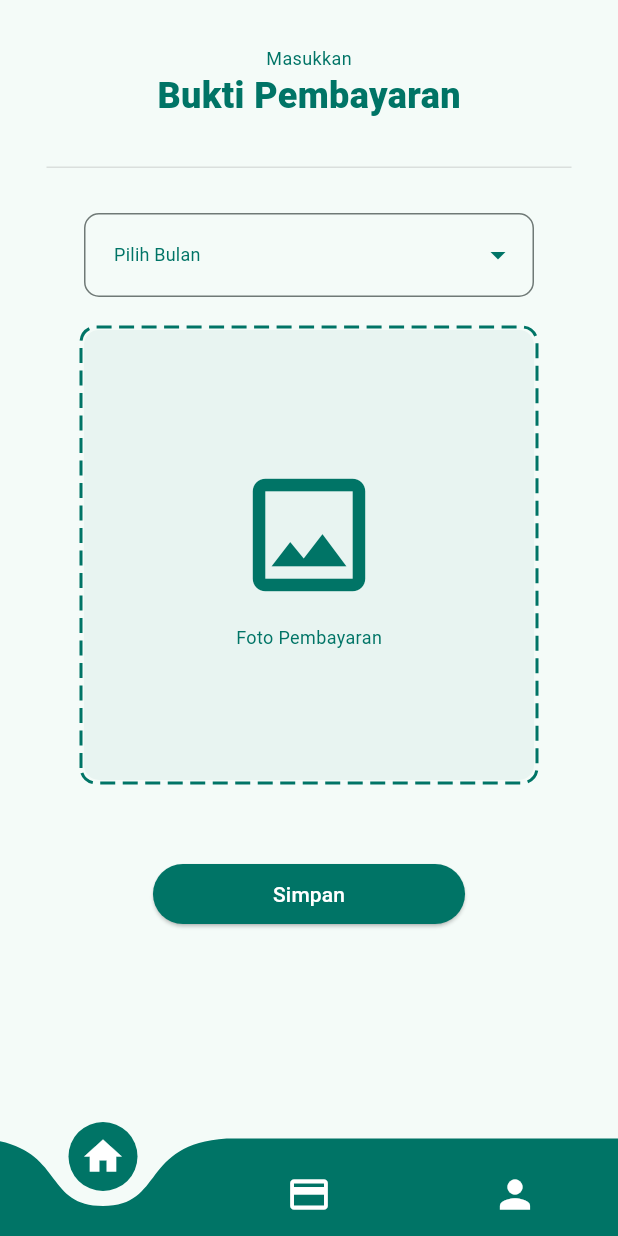
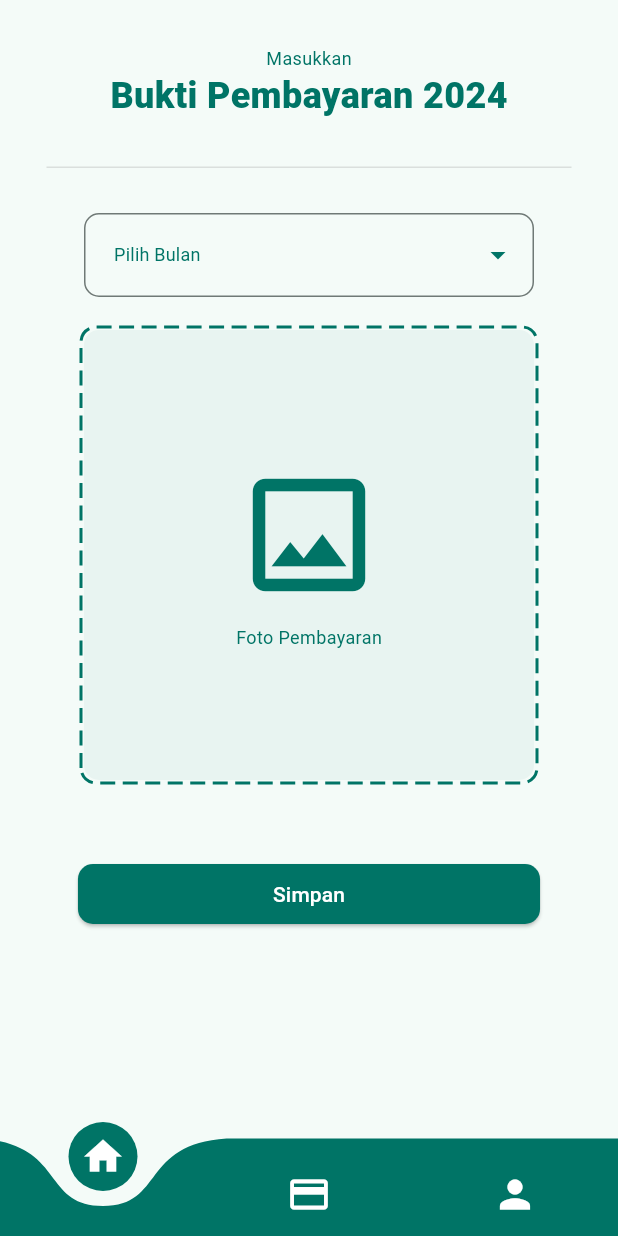
Before and after one commit to hafizhproject45/GL-CashMan, a Flutter app: the PaymentScreen screen opened by its route, after a tap on "Foto Pembayaran", on a phone screen of 412 x 824 dp. Run offline on Flutter 3.47's test engine with Material 3 defaults, Android fonts, the phone set to English and light mode, and no system bars; drawn by our look-alikes of curved_navigation_bar, dotted_border; our stand-ins replace dropdown_button2, flutter_image_slideshow, go_router, image_cropper, image_picker.

Commit message:
FEAT: PLACE IMAGE WORK, TO WA ON, AND FIX ANY BUTTON

```diff
--- /dev/null
+++ b/lib/controller/user_auth.dart
@@ -0,0 +1,5 @@
+// import 'package:firebase_auth/firebase_auth.dart';
+
+// class UserAuth {
+//   FirebaseAuth _auth = FirebaseAuth.instance;
+// }
--- a/lib/main.dart
+++ b/lib/main.dart
@@ -1,6 +1,7 @@
 import 'package:flutter/material.dart';
 
 import './routes/app_route.dart';
+import 'styles/color_pallete.dart';
 
 void main() => runApp(MyApp());
 
@@ -12,8 +13,8 @@ class MyApp extends StatelessWidget {
       debugShowCheckedModeBanner: false,
       theme: ThemeData(
         colorScheme: ColorScheme.fromSeed(
-          seedColor: Color(0xFF007466),
-          primary: Color(0xFF007466),
+          seedColor: Colorz.primary,
+          primary: Colorz.primary,
           brightness: Brightness.light,
         ),
       ),
--- a/lib/screens/home/home_screen.dart
+++ b/lib/screens/home/home_screen.dart
@@ -1,6 +1,6 @@
 import 'package:flutter/material.dart';
 import 'package:gl_app/widgets/carousel_widget.dart';
-import '/utils/text_styles.dart';
+import '../../styles/text_styles.dart';
 
 class HomeScreen extends StatelessWidget {
   HomeScreen({
--- a/lib/screens/payment/payment_screen.dart
+++ b/lib/screens/payment/payment_screen.dart
@@ -2,8 +2,8 @@ import 'package:flutter/material.dart';
 import 'package:dropdown_button2/dropdown_button2.dart';
 
 import '/widgets/imagePicker_widget.dart';
-import '/utils/color_pallete.dart';
-import '/utils/text_styles.dart';
+import '../../styles/color_pallete.dart';
+import '../../styles/text_styles.dart';
 
 class PaymentScreen extends StatefulWidget {
   PaymentScreen({
@@ -50,7 +50,7 @@ class _PaymentScreenState extends State<PaymentScreen> {
                       'Masukkan',
                       style: TextPrimary.thin,
                     ),
-                    Text('Bukti Pembayaran', style: TextPrimary.header),
+                    Text('Bukti Pembayaran 2024', style: TextPrimary.header),
                     SizedBox(height: 30),
                     Container(
                       height: 1,
@@ -66,8 +66,7 @@ class _PaymentScreenState extends State<PaymentScreen> {
                           contentPadding: EdgeInsets.symmetric(vertical: 16),
                           border: OutlineInputBorder(
                               borderRadius: BorderRadius.circular(10),
-                              borderSide:
-                                  BorderSide(color: ColorPallete.primaryColor)),
+                              borderSide: BorderSide(color: Colorz.primary)),
                           // Add more decoration..
                         ),
                         hint: Text(
@@ -75,7 +74,8 @@ class _PaymentScreenState extends State<PaymentScreen> {
                           style: TextPrimary.thin,
                         ),
                         items: monthItems
-                            .map((item) => DropdownMenuItem<String>(
+                            .map(
+                              (item) => DropdownMenuItem<String>(
                                 value: item,
                                 child: Text(
                                   item,
@@ -83,7 +83,8 @@ class _PaymentScreenState extends State<PaymentScreen> {
                                     fontSize: 12,
                                   ),
                                 ),
-                                ))
+                              ),
+                            )
                             .toList(),
                         validator: (value) {
                           if (value == null) {
@@ -91,9 +92,7 @@ class _PaymentScreenState extends State<PaymentScreen> {
                           }
                           return null;
                         },
-                        onChanged: (value) {
-                          //Do something when selected item is changed.
-                        },
+                        onChanged: (value) {},
                         onSaved: (value) {
                           selectedValue = value.toString();
                         },
@@ -103,7 +102,7 @@ class _PaymentScreenState extends State<PaymentScreen> {
                         iconStyleData: IconStyleData(
                           icon: Icon(
                             Icons.arrow_drop_down,
-                            color: ColorPallete.primaryColor,
+                            color: Colorz.primary,
                           ),
                           iconSize: 24,
                         ),
@@ -131,8 +130,12 @@ class _PaymentScreenState extends State<PaymentScreen> {
                         style: TextStyle(color: Colors.white),
                       ),
                       style: ElevatedButton.styleFrom(
-                          padding: EdgeInsets.symmetric(horizontal: 80),
-                          backgroundColor: ColorPallete.primaryColor),
+                        backgroundColor: Colorz.primary,
+                        padding: EdgeInsets.symmetric(horizontal: 130),
+                        shape: RoundedRectangleBorder(
+                          borderRadius: BorderRadius.all(Radius.circular(10)),
+                        ),
+                      ),
                     )
                   ],
                 ),
--- a/lib/screens/profile/contact_screen.dart
+++ b/lib/screens/profile/contact_screen.dart
@@ -1,8 +1,8 @@
 import 'package:flutter/material.dart';
-import 'package:gl_app/utils/text_styles.dart';
+import 'package:gl_app/styles/text_styles.dart';
 import 'package:go_router/go_router.dart';
 
-import '/utils/color_pallete.dart';
+import '../../styles/color_pallete.dart';
 import '/widgets/contactList_widget.dart';
 
 class ContactScreen extends StatelessWidget {
@@ -40,35 +40,20 @@ class ContactScreen extends StatelessWidget {
           Expanded(
             child: ListView(
               children: [
-                Center(child: Text('Contact List', style: TextPrimary.header)),
+                Center(child: Text('List Kontak', style: TextPrimary.header)),
+                Center(child: Text('Pengurus RT', style: TextPrimary.header)),
                 SizedBox(height: 30),
-                Center(
-                  child: Text('Satpam', style: TextGrey.body),
-                ),
-                ContactListWidget(
-                  name: "Bpk. Rahmat",
-                ),
-                ContactListWidget(
-                  name: "Bpk. Arifin",
-                ),
-                ContactListWidget(
-                  name: "Bpk. Tatang",
-                ),
-                ContactListWidget(
-                  name: "Bpk. Koswara",
-                ),
-                SizedBox(height: 30),
-                Center(
-                  child: Text('Pengurus RT', style: TextGrey.body),
-                ),
                 ContactListWidget(
                   name: "Bpk. Winoto (Ketua)",
+                  contactNumber: "+6285175435207",
                 ),
                 ContactListWidget(
                   name: "Bpk. Hendar (Sekertaris)",
+                  contactNumber: "+6285175435207",
                 ),
                 ContactListWidget(
                   name: "Bpk. Andry (Bendahara)",
+                  contactNumber: "+6285175435207",
                 ),
               ],
             ),
@@ -85,7 +70,7 @@ class ContactScreen extends StatelessWidget {
           },
           child: Icon(Icons.arrow_back_ios_new),
           backgroundColor: Colors.white,
-          foregroundColor: ColorPallete.primaryColor,
+          foregroundColor: Colorz.primary,
         ),
       ),
     );
--- /dev/null
+++ b/lib/styles/color_pallete.dart
@@ -0,0 +1,5 @@
+import 'package:flutter/material.dart';
+
+abstract class Colorz {
+  static const Color primary = Color(0xFF007466);
+}
--- a/lib/utils/text_styles.dart
+++ b/lib/styles/text_styles.dart
@@ -1,21 +1,21 @@
 import 'package:flutter/material.dart';
-import 'package:gl_app/utils/color_pallete.dart';
+import 'package:gl_app/styles/color_pallete.dart';
 
 abstract class TextPrimary {
   static const TextStyle header = TextStyle(
-    color: ColorPallete.primaryColor,
+    color: Colorz.primary,
     fontSize: 24,
     fontWeight: FontWeight.w900,
   );
 
   static const TextStyle body = TextStyle(
-    color: ColorPallete.primaryColor,
+    color: Colorz.primary,
     fontSize: 18,
     fontWeight: FontWeight.w600,
   );
 
   static const TextStyle thin = TextStyle(
-    color: ColorPallete.primaryColor,
+    color: Colorz.primary,
     fontSize: 12,
     fontWeight: FontWeight.w400,
   );
--- a/lib/utils/color_pallete.dart
+++ /dev/null
@@ -1,5 +0,0 @@
-import 'package:flutter/material.dart';
-
-abstract class ColorPallete {
-  static const Color primaryColor = Color(0xFF007466);
-}
--- a/lib/widgets/carousel_widget.dart
+++ b/lib/widgets/carousel_widget.dart
@@ -1,7 +1,7 @@
 import 'package:flutter/material.dart';
 import 'package:flutter_image_slideshow/flutter_image_slideshow.dart';
 
-import '/utils/color_pallete.dart';
+import '../styles/color_pallete.dart';
 
 class CarouselWidget extends StatelessWidget {
   const CarouselWidget({
@@ -14,7 +14,7 @@ class CarouselWidget extends StatelessWidget {
       width: 350,
       height: 200,
       initialPage: 0,
-      indicatorColor: ColorPallete.primaryColor,
+      indicatorColor: Colorz.primary,
       indicatorBackgroundColor: Colors.grey,
       children: [
         Image.asset(
--- a/lib/widgets/contactList_widget.dart
+++ b/lib/widgets/contactList_widget.dart
@@ -1,15 +1,21 @@
 import 'package:flutter/material.dart';
-import 'package:gl_app/utils/text_styles.dart';
+import 'package:gl_app/styles/text_styles.dart';
+import 'package:url_launcher/url_launcher.dart';
 
 class ContactListWidget extends StatelessWidget {
-  final String name;
-  // final int phoneNumber;
-
   const ContactListWidget({
     required this.name,
-    // required this.phoneNumber,
+    required this.contactNumber,
     super.key,
   });
+
+  final String name;
+  final String contactNumber;
+
+  void launchWhatsapp(contactNumber) async {
+    Uri url = Uri.parse("https://wa.me/$contactNumber");
+    await launchUrl(url);
+  }
 
   @override
   Widget build(BuildContext context) {
@@ -17,8 +23,16 @@ class ContactListWidget extends StatelessWidget {
       padding: EdgeInsets.symmetric(horizontal: 70, vertical: 5),
       child: ElevatedButton(
         onPressed: () {
-          // launchUrl(whatsapp);
+          launchWhatsapp(contactNumber);
         },
+        style: ElevatedButton.styleFrom(
+          elevation: 2,
+          shape: RoundedRectangleBorder(
+            borderRadius: BorderRadius.all(
+              Radius.circular(5),
+            ),
+          ),
+        ),
         child: Row(
           mainAxisAlignment: MainAxisAlignment.center,
           children: [
--- a/lib/widgets/imagePicker_widget.dart
+++ b/lib/widgets/imagePicker_widget.dart
@@ -5,8 +5,8 @@ import 'package:dotted_border/dotted_border.dart';
 import 'package:image_picker/image_picker.dart';
 import 'package:image_cropper/image_cropper.dart';
 
-import '/utils/color_pallete.dart';
-import '/utils/text_styles.dart';
+import '../styles/color_pallete.dart';
+import '../styles/text_styles.dart';
 
 class ImagePickerWidget extends StatefulWidget {
   const ImagePickerWidget({
@@ -48,7 +48,7 @@ class _ImagePickerWidgetState extends State<ImagePickerWidget> {
                 DottedBorder(
                   borderType: BorderType.RRect,
                   dashPattern: [10, 5],
-                  color: ColorPallete.primaryColor,
+                  color: Colorz.primary,
                   radius: Radius.circular(10),
                   strokeWidth: 2,
                   stackFit: StackFit.loose,
@@ -56,7 +56,7 @@ class _ImagePickerWidgetState extends State<ImagePickerWidget> {
                     width: 300,
                     height: 300,
                     decoration: BoxDecoration(
-                      color: ColorPallete.primaryColor.withOpacity(0.05),
+                      color: Colorz.primary.withOpacity(0.05),
                       borderRadius: BorderRadius.circular(10),
                     ),
                     child: Column(
@@ -64,7 +64,7 @@ class _ImagePickerWidgetState extends State<ImagePickerWidget> {
                       children: [
                         Icon(
                           Icons.image_outlined,
-                          color: ColorPallete.primaryColor,
+                          color: Colorz.primary,
                           size: 100,
                         ),
                         SizedBox(height: 10),
@@ -91,11 +91,11 @@ class _ImagePickerWidgetState extends State<ImagePickerWidget> {
         uiSettings: [
           AndroidUiSettings(
               toolbarTitle: 'Crop Image',
-              toolbarColor: ColorPallete.primaryColor,
-              cropGridColor: ColorPallete.primaryColor,
-              statusBarColor: ColorPallete.primaryColor,
-              cropFrameColor: ColorPallete.primaryColor,
-              activeControlsWidgetColor: ColorPallete.primaryColor,
+              toolbarColor: Colorz.primary,
+              cropGridColor: Colorz.primary,
+              statusBarColor: Colorz.primary,
+              cropFrameColor: Colorz.primary,
+              activeControlsWidgetColor: Colorz.primary,
               toolbarWidgetColor: Colors.white,
               initAspectRatio: CropAspectRatioPreset.original,
               lockAspectRatio: false),
--- a/lib/widgets/navbar.dart
+++ b/lib/widgets/navbar.dart
@@ -1,8 +1,8 @@
+import 'package:flutter/material.dart';
 import 'package:curved_navigation_bar/curved_navigation_bar.dart';
-import 'package:flutter/material.dart';
+import 'package:go_router/go_router.dart';
 
-import 'package:gl_app/utils/color_pallete.dart';
-import 'package:go_router/go_router.dart';
+import '../styles/color_pallete.dart';
 
 class MyNavigationBar extends StatefulWidget {
   MyNavigationBar({
@@ -30,8 +30,8 @@ class _MyNavigationBarState extends State<MyNavigationBar> {
       bottomNavigationBar: CurvedNavigationBar(
         // index: 0,
         backgroundColor: Color.fromARGB(0, 255, 255, 255),
-        buttonBackgroundColor: ColorPallete.primaryColor,
-        color: ColorPallete.primaryColor,
+        buttonBackgroundColor: Colorz.primary,
+        color: Colorz.primary,
         animationDuration: Duration(milliseconds: 400),
         items: <Widget>[
           Icon(
--- a/pubspec.yaml
+++ b/pubspec.yaml
@@ -16,8 +16,12 @@ dependencies:
   image_picker: ^1.0.7
   dotted_border: ^2.1.0
   image_cropper: ^5.0.1
+  url_launcher: ^6.2.5
+  # firebase_core: any
+  # cloud_firestore: ^4.15.9
+  # firebase_auth: ^4.17.9
+  # firebase_storage: ^11.6.10
   # insta_image_viewer: ^1.0.2 UNTUK REVIEW IMAGE
-  # url_launcher: ^6.2.5 UNTUK LINK KE WA
 
 dev_dependencies:
   flutter_test:
```
Also changed, not shown: lib/screens/landing_screen.dart (+7 -7 lines), lib/screens/login_screen.dart (+19 -12 lines), lib/screens/profile/profile_screen.dart (+30 -15 lines), lib/widgets/featureList_widget.dart (+4 -4 lines), pubspec.lock, 7 other files. Lines whose indentation alone changed are shown as unchanged.
